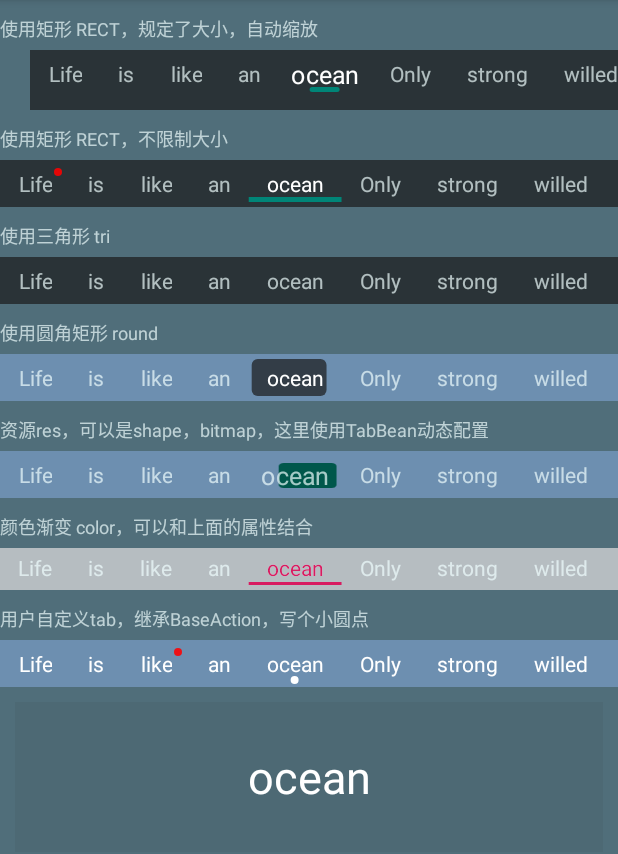
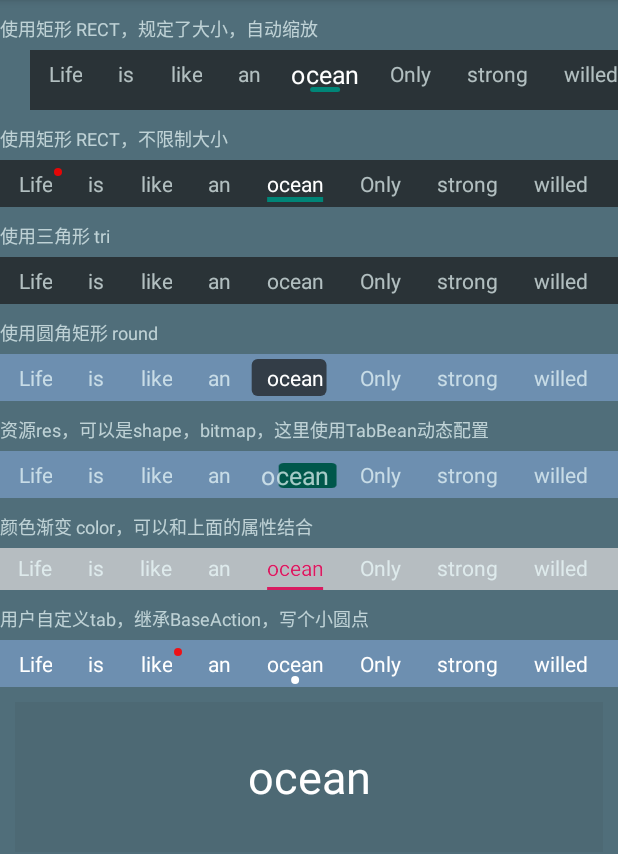
Before and after one commit to LillteZheng/FlowHelper, an Android app: the TabActivity screen opened directly, with no data from a screen before it, after a tap on "ocean", on a phone screen of 412 x 824 dp, the part 84-938 px from its top. Run offline under Robolectric (Android 15) with nearby library versions, the phone set to English and light mode, and no system bars; 2 other taps on this screen came first.

Commit message:
增加rect根据text的宽度来

```diff
--- a/appx/build.gradle
+++ b/appx/build.gradle
@@ -29,8 +29,8 @@ dependencies {
     androidTestImplementation 'androidx.test.ext:junit:1.1.2'
     androidTestImplementation 'androidx.test.espresso:espresso-core:3.3.0'
 
-    //implementation project(path: ':tablibx')
-    implementation 'com.github.LillteZheng:FlowHelper:v1.33'
+    implementation project(path: ':tablibx')
+    //implementation 'com.github.LillteZheng:FlowHelper:v1.34'
     implementation 'me.yokeyword:fragmentationx:1.0.2'
     implementation 'androidx.cardview:cardview:1.0.0'
     implementation 'androidx.viewpager2:viewpager2:1.0.0'
--- a/appx/src/main/java/com/zhengsr/tabhelper/activity/TabNoViewPagerActivity.java
+++ b/appx/src/main/java/com/zhengsr/tabhelper/activity/TabNoViewPagerActivity.java
@@ -11,6 +11,7 @@ import androidx.appcompat.app.AppCompatActivity;
 import com.zhengsr.tabhelper.R;
 import com.zhengsr.tablib.FlowConstants;
 import com.zhengsr.tablib.bean.TabBean;
+import com.zhengsr.tablib.bean.TabConfig;
 import com.zhengsr.tablib.bean.TabValue;
 import com.zhengsr.tablib.view.action.BaseAction;
 import com.zhengsr.tablib.view.adapter.TabFlowAdapter;
@@ -37,6 +38,8 @@ public class TabNoViewPagerActivity extends AppCompatActivity {
         // mTitle.add("Kotlin");
         setContentView(R.layout.activity_tab_no_view_pager);
         TabFlowLayout flowLayout = findViewById(R.id.new_test);
+        TabConfig config = new TabConfig.Builder()
+                .setTextId(R.id.item_text).build();
         flowLayout.setAdapter(new TabFlowAdapter<String>(R.layout.item_msg, mTitle) {
             @Override
             public void bindView(View view, String data, int position) {
--- a/appx/src/main/res/layout/activity_tab.xml
+++ b/appx/src/main/res/layout/activity_tab.xml
@@ -128,7 +128,7 @@
         app:tab_type="rect"
         app:tab_height="2dp"
         app:tab_color="@color/colorAccent"
-        app:tab_margin_b="3dp"
+        app:tab_width_equals_text="true"
         android:layout_height="wrap_content"/>
 
     <TextView
--- a/appx/src/main/res/layout/activity_tab_no_view_pager.xml
+++ b/appx/src/main/res/layout/activity_tab_no_view_pager.xml
@@ -33,6 +33,7 @@
         app:tab_item_autoScale="true"
         app:tab_scale_factor="1.2"
         app:tab_visual_count="2"
+        app:tab_width_equals_text="true"
         />
 
     <com.zhengsr.tablib.view.flow.TabFlowLayout
--- a/tablibx/src/main/java/com/zhengsr/tablib/bean/TabBean.java
+++ b/tablibx/src/main/java/com/zhengsr/tablib/bean/TabBean.java
@@ -74,6 +74,11 @@ public class TabBean {
     public int visualCount = -1;
 
 
+    /**
+     * tab 的宽度是否跟随text的宽度大小,只对 rect 有用
+     */
+    public boolean tabWidthEqualsText = true;
+
     @Override
     public String toString() {
         return "TabBean{" +
--- a/tablibx/src/main/java/com/zhengsr/tablib/utils/AttrsUtils.java
+++ b/tablibx/src/main/java/com/zhengsr/tablib/utils/AttrsUtils.java
@@ -43,6 +43,7 @@ public class AttrsUtils {
         bean.actionOrientation = ta.getInteger(R.styleable.AbsFlowLayout_tab_action_orientaion,-1);
         bean.isAutoScroll = ta.getBoolean(R.styleable.AbsFlowLayout_tab_isAutoScroll, true);
         bean.visualCount = ta.getInteger(R.styleable.AbsFlowLayout_tab_visual_count, -1);
+        bean.tabWidthEqualsText = ta.getBoolean(R.styleable.AbsFlowLayout_tab_width_equals_text,true);
 
         return bean;
     }
--- a/tablibx/src/main/java/com/zhengsr/tablib/view/action/BaseAction.java
+++ b/tablibx/src/main/java/com/zhengsr/tablib/view/action/BaseAction.java
@@ -61,11 +61,12 @@ public abstract class BaseAction extends BViewPager {
 
     /**
      * 配置数据
+     *
      * @param parentView
      */
     public void config(AbsFlowLayout parentView) {
         mParentView = parentView;
-        if (parentView.getChildCount() > 0 && mTabBean!= null) {
+        if (parentView.getChildCount() > 0 && mTabBean != null) {
             mContext = mParentView.getContext();
             mViewWidth = mParentView.getViewWidth();
             int childCount = mParentView.getChildCount();
@@ -78,9 +79,9 @@ public abstract class BaseAction extends BViewPager {
             View child = mParentView.getChildAt(0);
             //初始化第一个view的效果
             if (child != null) {
-                if (isVertical()){
+                if (isVertical()) {
                     mOffset = mTabBean.tabHeight * 1.0f / child.getMeasuredHeight();
-                }else {
+                } else {
                     mOffset = mTabBean.tabWidth * 1.0f / child.getMeasuredWidth();
                 }
                 if (mTextViewId != -1) {
@@ -90,7 +91,7 @@ public abstract class BaseAction extends BViewPager {
                         TabColorTextView colorTextView = (TabColorTextView) textView;
                         colorTextView.setTextColor(colorTextView.getChangeColor());
                     }
-                    if (textView instanceof TextView){
+                    if (textView instanceof TextView) {
                         isTextView = true;
                     }
 
@@ -99,7 +100,7 @@ public abstract class BaseAction extends BViewPager {
                     child.setScaleX(mTabBean.scaleFactor);
                     child.setScaleY(mTabBean.scaleFactor);
                 }
-                mParentView.getAdapter().onItemSelectState(child,true);
+                mParentView.getAdapter().onItemSelectState(child, true);
             }
         }
 
@@ -107,10 +108,9 @@ public abstract class BaseAction extends BViewPager {
 
 
     /**
-     *
      * @param config
      */
-    public void setTabConfig(TabConfig config){
+    public void setTabConfig(TabConfig config) {
         if (config != null) {
             mTextViewId = config.getTextId();
             mSelectedColor = config.getSelectedColor();
@@ -127,6 +127,7 @@ public abstract class BaseAction extends BViewPager {
 
     /**
      * 点击事件
+     *
      * @param lastIndex
      * @param curIndex
      */
@@ -139,17 +140,16 @@ public abstract class BaseAction extends BViewPager {
         mLastIndex = lastIndex;
         if (!isViewPager()) {
             autoScaleView();
-            doAnim(lastIndex, curIndex,mTabBean.tabClickAnimTime);
+            doAnim(lastIndex, curIndex, mTabBean.tabClickAnimTime);
         } else {
             if (Math.abs(mCurrentIndex - mLastIndex) > 1) {
                 clearColorText();
                 isClickMore = true;
                 autoScaleView();
-                doAnim(lastIndex, curIndex,mTabBean.tabClickAnimTime);
+                doAnim(lastIndex, curIndex, mTabBean.tabClickAnimTime);
             }
         }
     }
-
 
 
     /**
@@ -174,6 +174,7 @@ public abstract class BaseAction extends BViewPager {
             }
         }
     }
+
 
     @Override
     public void onPageScrolled(int position, float positionOffset, int positionOffsetPixels) {
@@ -207,24 +208,44 @@ public abstract class BaseAction extends BViewPager {
                             curView.setScaleY(curScale);
                         }
                         //左边偏移量
-                        float left = curView.getLeft() + positionOffset * (transView.getLeft() - curView.getLeft());
+                        float left ;
                         //右边表示宽度变化
-                        float right = curView.getRight() + positionOffset * (transView.getRight() - curView.getRight());
+                        float right ;
 
-                        if (mTabBean.tabWidth != -1) {
-                            //拿到左边初始坐标
-                            int width = curView.getMeasuredWidth();
-                            //todo 动态改变rect大小的，后面再看看
-                            left = curView.getLeft() + (width - mTabBean.tabWidth) / 2;
+                        int width = curView.getMeasuredWidth();
+                        int textWidth = 0;
+                        if (mTabBean.tabWidth != -1){
+                            textWidth = mTabBean.tabWidth;
+                            left = curView.getLeft() + (width - textWidth) * 1.0f / 2;
                             //再拿到偏移坐标
                             left = left + positionOffset * (curView.getMeasuredWidth() + transView.getMeasuredWidth()) / 2;
-                            right = left + mTabBean.tabWidth;
+                            right = left + textWidth;
+                        } else if (mTabBean.tabWidthEqualsText && mTabBean.tabType == FlowConstants.RECT) {
+                            TextView transText = transView.findViewById(mTextViewId);
+                            TextView curText = curView.findViewById(mTextViewId);
+                            if (curText != null) {
+                                int cw = (int) curText.getPaint().measureText(curText.getText().toString());
+                                textWidth = cw;
+                                if (transText != null) {
+                                    int tw = (int) transText.getPaint().measureText(transText.getText().toString());
+                                    textWidth += (int) ((tw - cw) * positionOffset);
+                                }
+                            }
+                            left = curView.getLeft() + (width - textWidth) * 1.0f / 2;
+                            //再拿到偏移坐标
+                            left = left + positionOffset * (curView.getMeasuredWidth() + transView.getMeasuredWidth()) / 2;
+                            right = left + textWidth;
+                        }else{
+                            left = curView.getLeft() + positionOffset * (transView.getLeft() - curView.getLeft());
+                            right = curView.getRight() + positionOffset * (transView.getRight() - curView.getRight());
                         }
+
+
                         if (isSupportMargin()) {
                             mTabRect.left = left + mTabBean.tabMarginLeft;
                             mTabRect.right = right - mTabBean.tabMarginRight;
-                        }else{
-                            mTabRect.left = left ;
+                        } else {
+                            mTabRect.left = left;
                             mTabRect.right = right;
                         }
                         valueChange(new TabValue(mTabRect.left, mTabRect.right));
@@ -261,6 +282,7 @@ public abstract class BaseAction extends BViewPager {
             }
         }
     }
+
     @Override
     public void onPageSelected(int position) {
         mLastIndex = mCurrentIndex;
@@ -278,20 +300,20 @@ public abstract class BaseAction extends BViewPager {
          * Viewpager 拿到 setCurrentItem(position) 中的position，赋值给当前的 mCurrentIndex；
          * 且两者之间大于1时，直接使用draw和动画效果；不再让 onPageScrolled 去执行动画，避免卡顿
          */
-        if (state == ViewPager.SCROLL_STATE_SETTLING){
-            if (!isTabClick && mViewPager != null){
+        if (state == ViewPager.SCROLL_STATE_SETTLING) {
+            if (!isTabClick && mViewPager != null) {
                 mLastIndex = mCurrentIndex;
                 mCurrentIndex = mViewPager.getCurrentItem();
-                if (Math.abs(mCurrentIndex - mLastIndex) > 1){
+                if (Math.abs(mCurrentIndex - mLastIndex) > 1) {
                     isClickMore = true;
                     clearColorText();
-                    doAnim(mLastIndex, mCurrentIndex,mTabBean.tabClickAnimTime);
+                    doAnim(mLastIndex, mCurrentIndex, mTabBean.tabClickAnimTime);
                     autoScaleView();
                 }
             }
         }
 
-        if (state == ViewPager.SCROLL_STATE_IDLE){
+        if (state == ViewPager.SCROLL_STATE_IDLE) {
             isClickMore = false;
             isTabClick = false;
         }
@@ -330,7 +352,7 @@ public abstract class BaseAction extends BViewPager {
      * @param lastIndex
      * @param curIndex
      */
-    public void doAnim(int lastIndex, final int curIndex,int animTime) {
+    public void doAnim(int lastIndex, final int curIndex, int animTime) {
 
         if (mAnimator != null) {
             mAnimator.cancel();
@@ -342,8 +364,8 @@ public abstract class BaseAction extends BViewPager {
             if (curView != null && lastView != null) {
                 TabValue lastValue = getValue(lastView);
                 TabValue curValue = getValue(curView);
-                if (isVertical()){
-                    if (mTabBean.tabHeight != -1){
+                if (isVertical()) {
+                    if (mTabBean.tabHeight != -1) {
                         lastValue.top = mTabRect.top;
                         lastValue.bottom = mTabRect.bottom;
                         int height = curView.getMeasuredHeight();
@@ -351,11 +373,11 @@ public abstract class BaseAction extends BViewPager {
                         curValue.top = (height - mTabBean.tabHeight) / 2 + curView.getTop();
                         curValue.bottom = mTabBean.tabHeight + curValue.top;
                     }
-                }else {
+                } else {
+                    int width = curView.getMeasuredWidth();
                     if (mTabBean.tabWidth != -1) {
                         lastValue.left = mTabRect.left;
                         lastValue.right = mTabRect.right;
-                        int width = curView.getMeasuredWidth();
                         if (mTabBean.tabType == FlowConstants.RECT) {
                             curValue.left = (1 - mOffset) * width / 2 + curView.getLeft();
                             curValue.right = width * mOffset + curValue.left;
@@ -363,6 +385,19 @@ public abstract class BaseAction extends BViewPager {
                             curValue.left = (width - mTabBean.tabWidth) / 2 + curView.getLeft();
                             curValue.right = mTabBean.tabWidth + curValue.left;
                         }
+                    }else if (mTabBean.tabWidthEqualsText && mTabBean.tabType == FlowConstants.RECT &&
+                            (mViewPager != null || mViewPager2 != null)){
+                        TextView curText = curView.findViewById(mTextViewId);
+                        int textWidth = 0;
+                        //todo 点击的也要支持
+                        if (curText != null) {
+                            int cw = (int) curText.getPaint().measureText(curText.getText().toString());
+                            textWidth = cw;
+                            float offset = textWidth * 1.0f / width;
+                            curValue.left = (1 - offset) * width / 2 + curView.getLeft();
+                            curValue.right = curValue.left + textWidth;
+                        }
+
                     }
                 }
 
@@ -391,9 +426,9 @@ public abstract class BaseAction extends BViewPager {
                                     if (child == null) {
                                         return;
                                     }
-                                    if (i == mCurrentIndex){
+                                    if (i == mCurrentIndex) {
                                         adapter.onItemSelectState(child, true);
-                                    }else{
+                                    } else {
                                         adapter.onItemSelectState(child, false);
                                     }
                                 }
@@ -402,7 +437,7 @@ public abstract class BaseAction extends BViewPager {
                     }
                 });
                 mAnimator.start();
-            }else{
+            } else {
                 if (mAnimator != null) {
                     mAnimator.end();
                     mAnimator = null;
@@ -444,10 +479,11 @@ public abstract class BaseAction extends BViewPager {
 
     /**
      * 选中默认的颜色
+     *
      * @param lastIndex
      * @param curIndex
      */
-    public void chooseIndex(int lastIndex,int curIndex){
+    public void chooseIndex(int lastIndex, int curIndex) {
         mCurrentIndex = curIndex;
         mLastIndex = lastIndex;
         if (mViewPager != null) {
@@ -460,7 +496,7 @@ public abstract class BaseAction extends BViewPager {
         if (mParentView != null) {
             View child = mParentView.getChildAt(mCurrentIndex);
             if (child != null) {
-                doAnim(mLastIndex,mCurrentIndex,0);
+                doAnim(mLastIndex, mCurrentIndex, 0);
                 mOffset = mTabBean.tabWidth * 1.0f / child.getMeasuredWidth();
                 if (mTextViewId != -1) {
                     View textView = child.findViewById(mTextViewId);
@@ -469,8 +505,11 @@ public abstract class BaseAction extends BViewPager {
                         TabColorTextView colorTextView = (TabColorTextView) textView;
                         colorTextView.setTextColor(colorTextView.getChangeColor());
                     }
-                    if (textView instanceof TextView){
+                    if (textView instanceof TextView) {
                         isTextView = true;
+                        if (mSelectedColor != -2) {
+                            ((TextView) textView).setTextColor(mSelectedColor);
+                        }
                     }
                 }
                 if (mTabBean.autoScale && mTabBean.scaleFactor > 1) {
@@ -487,9 +526,9 @@ public abstract class BaseAction extends BViewPager {
     /**
      * 清掉属性动画
      */
-    private void clearScale(){
+    private void clearScale() {
         if (mParentView != null) {
-            if (mTabBean.autoScale && mTabBean.scaleFactor >1) {
+            if (mTabBean.autoScale && mTabBean.scaleFactor > 1) {
                 int childCount = mParentView.getChildCount();
                 for (int i = 0; i < childCount; i++) {
                     View view = mParentView.getChildAt(i);
@@ -502,6 +541,7 @@ public abstract class BaseAction extends BViewPager {
 
     /**
      * 获取 value 的数据
+     *
      * @param view
      * @return
      */
@@ -513,7 +553,6 @@ public abstract class BaseAction extends BViewPager {
         value.bottom = view.getBottom() - mTabBean.tabMarginBottom;
         return value;
     }
-
 
 
     /**
@@ -528,11 +567,12 @@ public abstract class BaseAction extends BViewPager {
 
     /**
      * 拿到自定义属性
+     *
      * @param bean
      */
     public void configAttrs(TabBean bean) {
         mTabBean = bean;
-        if (bean.tabColor != -2){
+        if (bean.tabColor != -2) {
             mPaint.setColor(bean.tabColor);
         }
     }
@@ -554,34 +594,38 @@ public abstract class BaseAction extends BViewPager {
 
     /**
      * 是否是Viewpager
+     *
      * @return
      */
-    private boolean isViewPager(){
+    private boolean isViewPager() {
         return mViewPager != null || mViewPager2 != null;
     }
+
     /**
      * tab 的方向
+     *
      * @return
      */
-    public boolean isVertical(){
+    public boolean isVertical() {
         return mTabBean.tabOrientation == FlowConstants.VERTICAL;
     }
 
-    public boolean isLeftAction(){
+    public boolean isLeftAction() {
         return mTabBean.actionOrientation != -1 && mTabBean.actionOrientation == FlowConstants.LEFT;
     }
-    public boolean isRightAction(){
+
+    public boolean isRightAction() {
         return mTabBean.actionOrientation != -1 && mTabBean.actionOrientation == FlowConstants.RIGHT;
     }
 
-    public  void setContext(Context context){
+    public void setContext(Context context) {
         mContext = context;
     }
 
-    private boolean isSupportMargin(){
-        if (FlowConstants.RES == mTabBean.tabType||
-            FlowConstants.ROUND == mTabBean.tabType
-        ){
+    private boolean isSupportMargin() {
+        if (FlowConstants.RES == mTabBean.tabType ||
+                FlowConstants.ROUND == mTabBean.tabType
+        ) {
             return true;
         }
         return false;
--- a/tablibx/src/main/res/values/attrs.xml
+++ b/tablibx/src/main/res/values/attrs.xml
@@ -20,6 +20,7 @@
         <attr name="tab_item_autoScale" format="boolean"/>
         <attr name="tab_scale_factor" format="float"/>
         <attr name="tab_visual_count" format="integer"/>
+        <attr name="tab_width_equals_text" format="boolean"/>
         <attr name="tab_orientation">
             <enum name="vertical" value="1"/>
             <enum name="horizontal" value="2"/>
```
Also changed, not shown: 1 other file.
